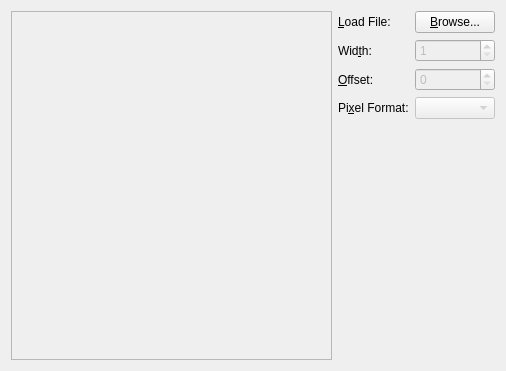
Above: mainwin.ui from ssokolow/pixmap_prober before the change. Below: the same form after it.
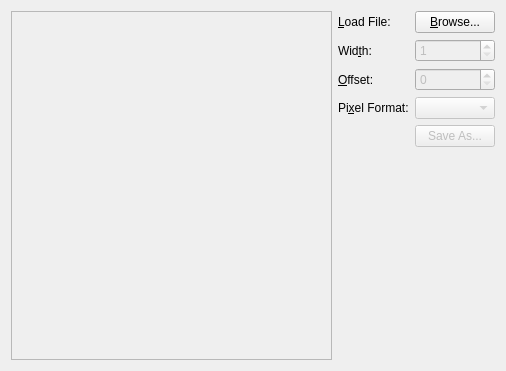
That is the form after the change.

Commit message: Add "Save As..." button

The edit to the form file:
```diff
--- a/mainwin.ui
+++ b/mainwin.ui
@@ -113,6 +113,23 @@
        </property>
       </widget>
      </item>
+     <item row="4" column="0">
+      <widget class="QLabel" name="Label">
+       <property name="text">
+        <string/>
+       </property>
+      </widget>
+     </item>
+     <item row="4" column="1">
+      <widget class="QPushButton" name="btn_save">
+       <property name="enabled">
+        <bool>false</bool>
+       </property>
+       <property name="text">
+        <string>Save As...</string>
+       </property>
+      </widget>
+     </item>
     </layout>
    </item>
   </layout>
```
The commit also changes 3 other files.
